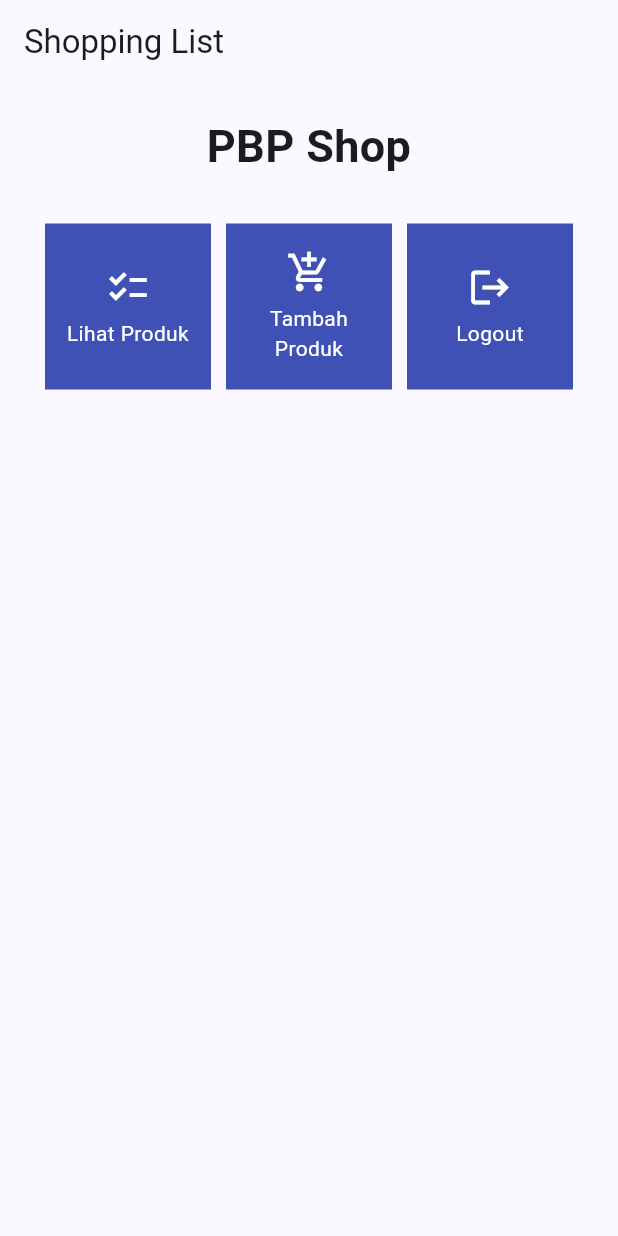
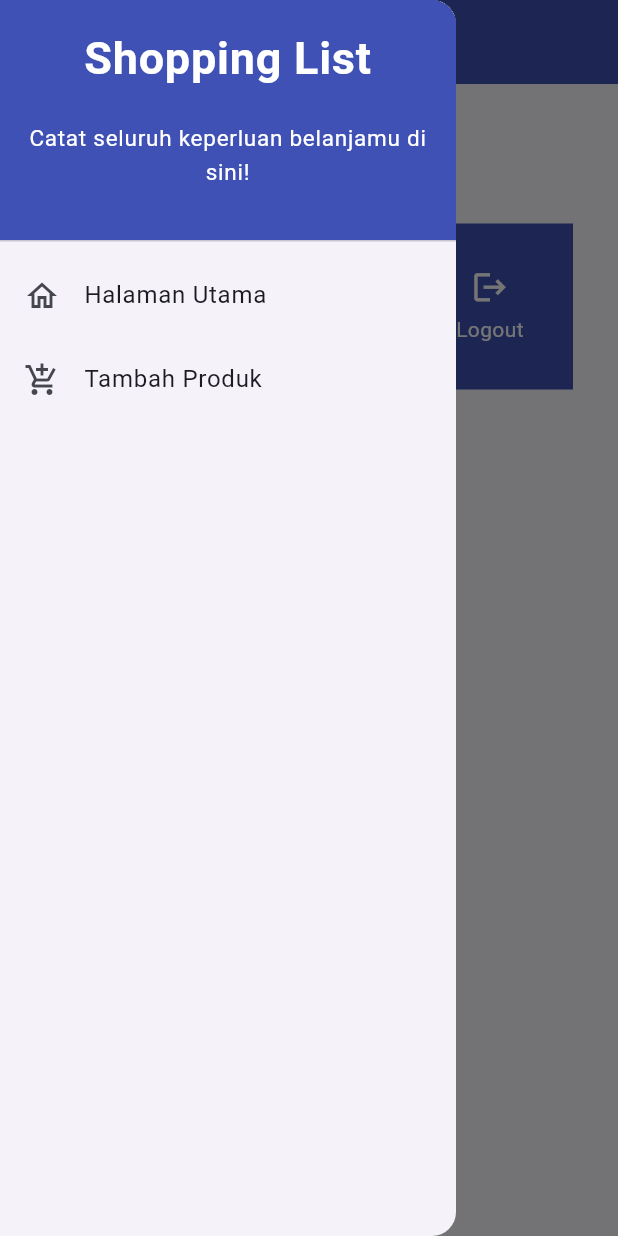
Before and after one commit to ariananurlayla/shopping-list-mobile, a Flutter app: the screen it shows after launch, with the side drawer open (before the commit the screen has no drawer), on a phone screen of 412 x 824 dp. Run offline on Flutter 3.47's test engine with Material 2 defaults, Android fonts, the phone set to English and light mode, and no system bars.

Commit message:
Tutorial 7 rev.1

```diff
--- a/lib/main.dart
+++ b/lib/main.dart
@@ -1,5 +1,5 @@
 import 'package:flutter/material.dart';
-import 'package:shopping_list/menu.dart';
+import 'package:shopping_list/screens/menu.dart';
 
 void main() {
   runApp(const MyApp());
--- a/lib/menu.dart
+++ b/lib/screens/menu.dart
@@ -1,13 +1,10 @@
 import 'package:flutter/material.dart';
+import 'package:shopping_list/widgets/left_drawer.dart';
+import 'package:shopping_list/screens/shoplist_form.dart';
+import 'package:shopping_list/widgets/shop_card.dart';
 
 class MyHomePage extends StatelessWidget {
   MyHomePage({Key? key}) : super(key: key);
-
-  final List<ShopItem> items = [
-    ShopItem("Lihat Produk", Icons.checklist),
-    ShopItem("Tambah Produk", Icons.add_shopping_cart),
-    ShopItem("Logout", Icons.logout),
-  ];
 
   @override
   Widget build(BuildContext context) {
@@ -16,7 +13,9 @@ class MyHomePage extends StatelessWidget {
         title: const Text(
           'Shopping List',
         ),
+        backgroundColor: Colors.indigo,
       ),
+      drawer: const LeftDrawer(),
       body: SingleChildScrollView(
         // Widget wrapper yang dapat discroll
         child: Padding(
@@ -56,6 +55,21 @@ class MyHomePage extends StatelessWidget {
       ),
     );
   }
+
+  final List<ShopItem> items = [
+    ShopItem("Lihat Produk", Icons.checklist),
+    ShopItem("Tambah Produk", Icons.add_shopping_cart),
+    ShopItem("Logout", Icons.logout),
+  ];
+
+  // This widget is the home page of your application. It is stateful, meaning
+  // that it has a State object (defined below) that contains fields that affect
+  // how it looks.
+
+  // This class is the configuration for the state. It holds the values (in this
+  // case the title) provided by the parent (in this case the App widget) and
+  // used by the build method of the State. Fields in a Widget subclass are
+  // always marked "final".
 }
 
 class ShopItem {
@@ -82,6 +96,13 @@ class ShopCard extends StatelessWidget {
             ..hideCurrentSnackBar()
             ..showSnackBar(SnackBar(
                 content: Text("Kamu telah menekan tombol ${item.name}!")));
+
+          // Navigate ke route yang sesuai (tergantung jenis tombol)
+          if (item.name == "Tambah Produk") {
+            // TODO: Gunakan Navigator.push untuk melakukan navigasi ke MaterialPageRoute yang mencakup ShopFormPage.
+            Navigator.push(context,
+                MaterialPageRoute(builder: (context) => const ShopFormPage()));
+          }
         },
         child: Container(
           // Container untuk menyimpan Icon dan Text
@@ -93,7 +114,7 @@ class ShopCard extends StatelessWidget {
                 Icon(
                   item.icon,
                   color: Colors.white,
-                  size: 30.0,
+                  size: 25.0,
                 ),
                 const Padding(padding: EdgeInsets.all(3)),
                 Text(
--- /dev/null
+++ b/lib/widgets/left_drawer.dart
@@ -0,0 +1,73 @@
+import 'package:flutter/material.dart';
+import 'package:shopping_list/screens/menu.dart';
+// DONE TODO: Impor halaman ShopFormPage jika sudah dibuat
+import 'package:shopping_list/screens/shoplist_form.dart';
+
+class LeftDrawer extends StatelessWidget {
+  const LeftDrawer({super.key});
+
+  @override
+  Widget build(BuildContext context) {
+    return Drawer(
+      child: ListView(
+        children: [
+          const DrawerHeader(
+            // TODO: Bagian drawer header DONE
+            decoration: BoxDecoration(
+              color: Colors.indigo,
+            ),
+            child: Column(
+              children: [
+                Text(
+                  'Shopping List',
+                  textAlign: TextAlign.center,
+                  style: TextStyle(
+                    fontSize: 30,
+                    fontWeight: FontWeight.bold,
+                    color: Colors.white,
+                  ),
+                ),
+                Padding(padding: EdgeInsets.all(10)),
+                Text(
+                  "Catat seluruh keperluan belanjamu di sini!",
+                  // DONE TODO: Tambahkan gaya teks dengan center alignment, font ukuran 15, warna putih, dan weight biasa
+                  textAlign: TextAlign.center,
+                  style: const TextStyle(color: Colors.white, fontSize: 15),
+                ),
+              ],
+            ),
+          ),
+          // TODO: Bagian routing DONE
+          ListTile(
+            leading: const Icon(Icons.home_outlined),
+            title: const Text('Halaman Utama'),
+            // Bagian redirection ke MyHomePage
+            onTap: () {
+              Navigator.pushReplacement(
+                  context,
+                  MaterialPageRoute(
+                    builder: (context) => MyHomePage(),
+                  ));
+            },
+          ),
+          ListTile(
+            leading: const Icon(Icons.add_shopping_cart),
+            title: const Text('Tambah Produk'),
+            // Bagian redirection ke ShopFormPage
+            onTap: () {
+              /*
+              TODO: Buatlah routing ke ShopFormPage di sini,
+              setelah halaman ShopFormPage sudah dibuat.
+              */
+              Navigator.pushReplacement(
+                  context,
+                  MaterialPageRoute(
+                    builder: (context) => ShopFormPage(),
+                  ));
+            },
+          ),
+        ],
+      ),
+    );
+  }
+}
--- /dev/null
+++ b/lib/widgets/shop_card.dart
@@ -0,0 +1 @@
+import 'package:shopping_list/screens/shoplist_form.dart';
```
Also changed, not shown: lib/screens/shoplist_form.dart (added, +161 -0 lines).
